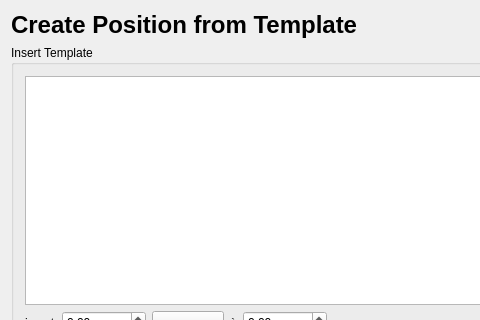
Qt form src/inserttmplbase.ui (dragotin/kraft) before a commit; both pictures show x 0 to 480 and y 0 to 320 of the 640 by 460 pixel window.
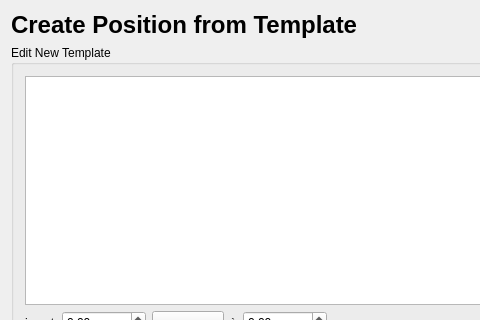
The same form after that commit.

Commit message: Fixed layout issues in new template dialog

What changed in the file:
```diff
--- a/src/inserttmplbase.ui
+++ b/src/inserttmplbase.ui
@@ -42,7 +42,7 @@
      <item>
       <widget class="QGroupBox" name="groupBox">
        <property name="title">
-        <string>Insert Template</string>
+        <string>Edit New Template</string>
        </property>
        <layout class="QGridLayout" name="gridLayout_2">
         <item row="0" column="0">
```
The commit also changes 2 other files.
